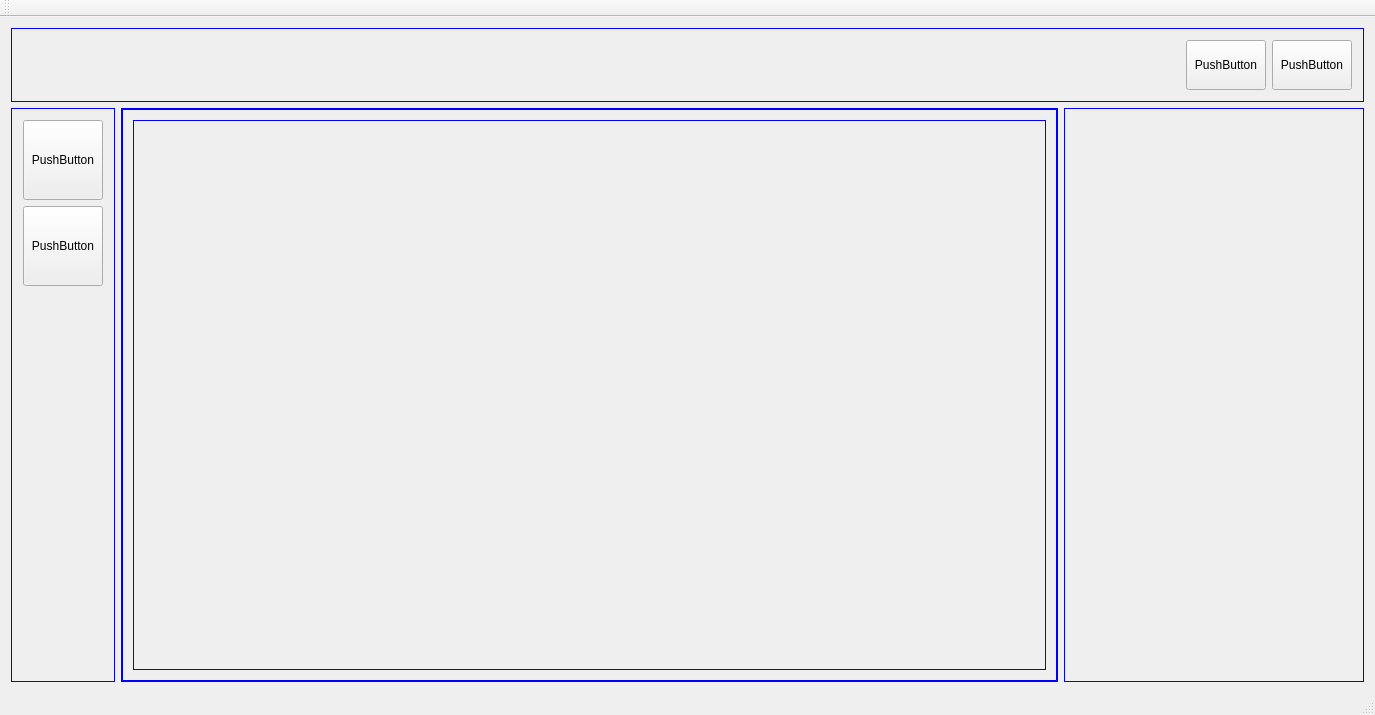
This is quadrasoftware.ui in merlinn7/quadra as Qt 5 draws it before an edit. The edited form follows.
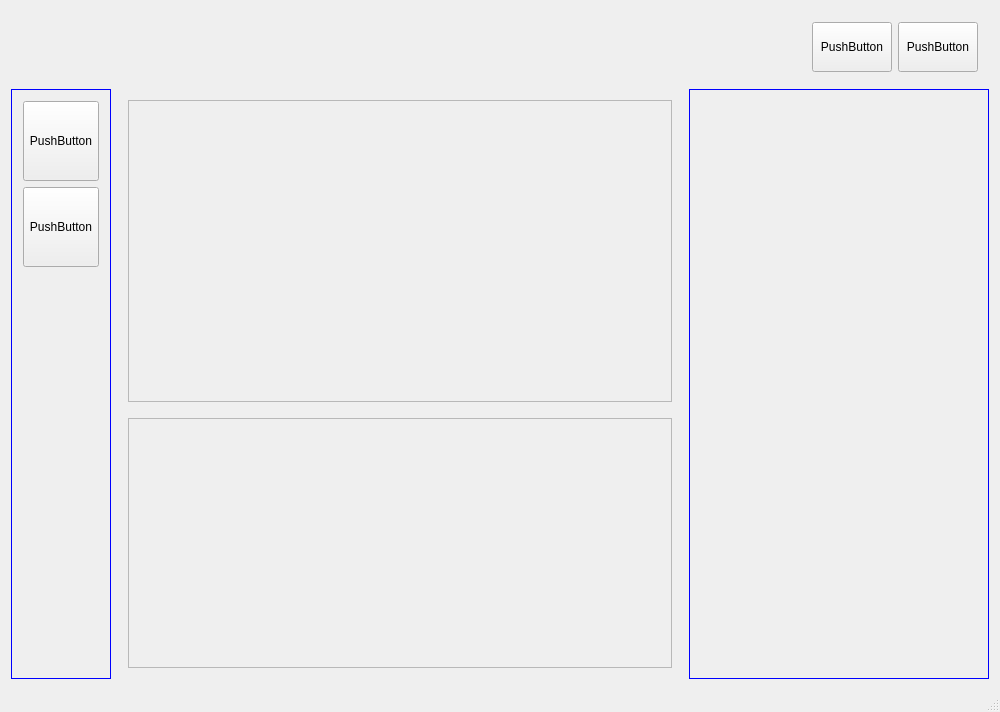
This is the edited form.

```diff
--- a/quadrasoftware.ui
+++ b/quadrasoftware.ui
@@ -6,19 +6,22 @@
    <rect>
     <x>0</x>
     <y>0</y>
-    <width>1375</width>
-    <height>715</height>
+    <width>1000</width>
+    <height>712</height>
    </rect>
   </property>
   <property name="windowTitle">
    <string>quadrasoftware</string>
   </property>
+  <property name="styleSheet">
+   <string notr="true"/>
+  </property>
   <widget class="QWidget" name="centralWidget">
    <layout class="QVBoxLayout" name="verticalLayout">
     <item>
      <widget class="QFrame" name="horizontalFrame">
       <property name="styleSheet">
-       <string notr="true">QFrame{border: 1px solid blue;}</string>
+       <string notr="true"/>
       </property>
       <layout class="QHBoxLayout" name="horizontalLayout">
        <item>
@@ -76,9 +79,24 @@
      </widget>
     </item>
     <item>
-     <layout class="QGridLayout" name="gridLayout_2">
+     <layout class="QGridLayout" name="gridLayout_2" rowstretch="0">
+      <property name="spacing">
+       <number>6</number>
+      </property>
       <item row="0" column="0">
        <widget class="QFrame" name="gridFrame">
+        <property name="minimumSize">
+         <size>
+          <width>0</width>
+          <height>0</height>
+         </size>
+        </property>
+        <property name="maximumSize">
+         <size>
+          <width>100</width>
+          <height>16777215</height>
+         </size>
+        </property>
         <property name="styleSheet">
          <string notr="true">QFrame{border: 1px solid blue;}</string>
         </property>
@@ -148,6 +166,12 @@
           <height>0</height>
          </size>
         </property>
+        <property name="maximumSize">
+         <size>
+          <width>16777215</width>
+          <height>16777215</height>
+         </size>
+        </property>
         <property name="styleSheet">
          <string notr="true">border: 1px solid blue;</string>
         </property>
@@ -167,11 +191,20 @@
           <height>0</height>
          </size>
         </property>
+        <property name="maximumSize">
+         <size>
+          <width>1200</width>
+          <height>16777215</height>
+         </size>
+        </property>
         <property name="styleSheet">
-         <string notr="true">border: 1px solid blue;</string>
+         <string notr="true"/>
+        </property>
+        <property name="currentIndex">
+         <number>0</number>
         </property>
         <widget class="QWidget" name="page">
-         <layout class="QHBoxLayout" name="horizontalLayout_2">
+         <layout class="QVBoxLayout" name="verticalLayout_2">
           <item>
            <widget class="QFrame" name="frame_2">
             <property name="frameShape">
@@ -182,6 +215,38 @@
             </property>
            </widget>
           </item>
+          <item>
+           <spacer name="verticalSpacer_2">
+            <property name="orientation">
+             <enum>Qt::Vertical</enum>
+            </property>
+            <property name="sizeType">
+             <enum>QSizePolicy::Fixed</enum>
+            </property>
+            <property name="sizeHint" stdset="0">
+             <size>
+              <width>20</width>
+              <height>10</height>
+             </size>
+            </property>
+           </spacer>
+          </item>
+          <item>
+           <widget class="QFrame" name="frame_3">
+            <property name="maximumSize">
+             <size>
+              <width>16777215</width>
+              <height>250</height>
+             </size>
+            </property>
+            <property name="frameShape">
+             <enum>QFrame::StyledPanel</enum>
+            </property>
+            <property name="frameShadow">
+             <enum>QFrame::Raised</enum>
+            </property>
+           </widget>
+          </item>
          </layout>
         </widget>
         <widget class="QWidget" name="page_2"/>
@@ -191,6 +256,7 @@
     </item>
    </layout>
   </widget>
+  <widget class="QStatusBar" name="statusBar"/>
   <widget class="QMenuBar" name="menuBar">
    <property name="geometry">
     <rect>
@@ -201,15 +267,6 @@
     </rect>
    </property>
   </widget>
-  <widget class="QToolBar" name="mainToolBar">
-   <attribute name="toolBarArea">
-    <enum>TopToolBarArea</enum>
-   </attribute>
-   <attribute name="toolBarBreak">
-    <bool>false</bool>
-   </attribute>
-  </widget>
-  <widget class="QStatusBar" name="statusBar"/>
  </widget>
  <layoutdefault spacing="6" margin="11"/>
  <resources>
```
Left out of the diff: 19 changed lines with no effect on the pictures.
